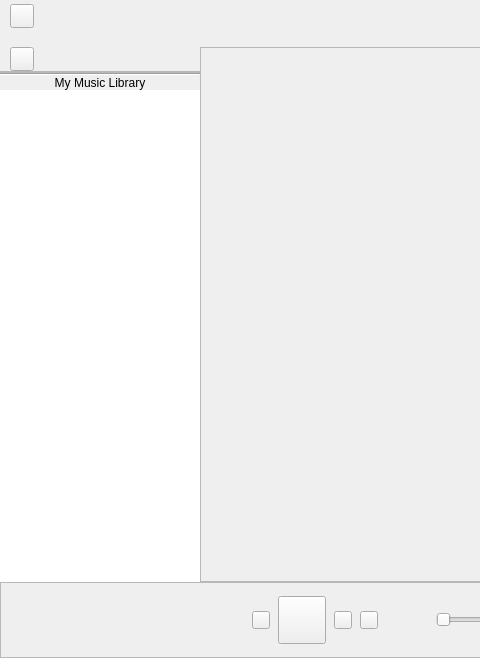
Old version of the form src/xamp/xamp.ui in the repository billlin0904/xamp2; both pictures show x 0 to 480 and y 0 to 658 of the 1337 by 658 pixel window.
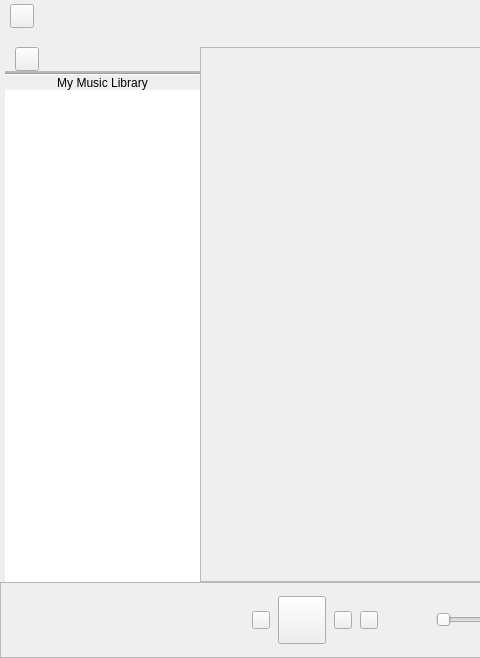
New version of the form. Custom widgets are drawn as their Qt base class.

Diff of the .ui file:
```diff
--- a/src/xamp/xamp.ui
+++ b/src/xamp/xamp.ui
@@ -354,7 +354,7 @@
          <number>0</number>
         </property>
         <property name="leftMargin">
-         <number>0</number>
+         <number>5</number>
         </property>
         <property name="topMargin">
          <number>0</number>
```
